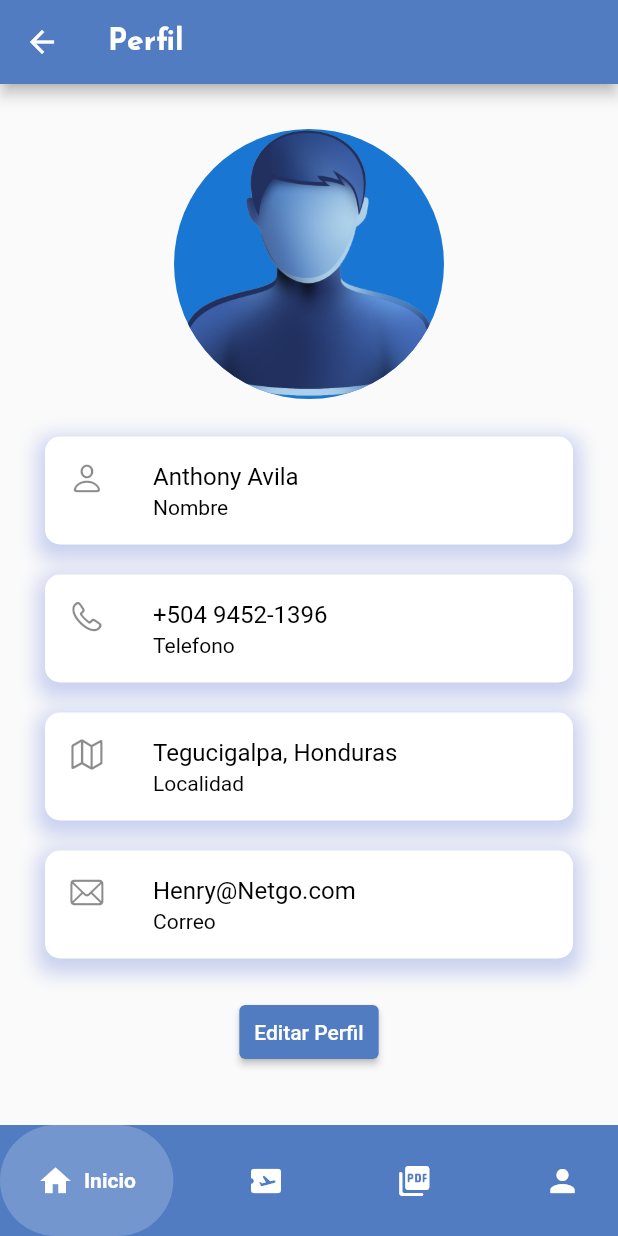
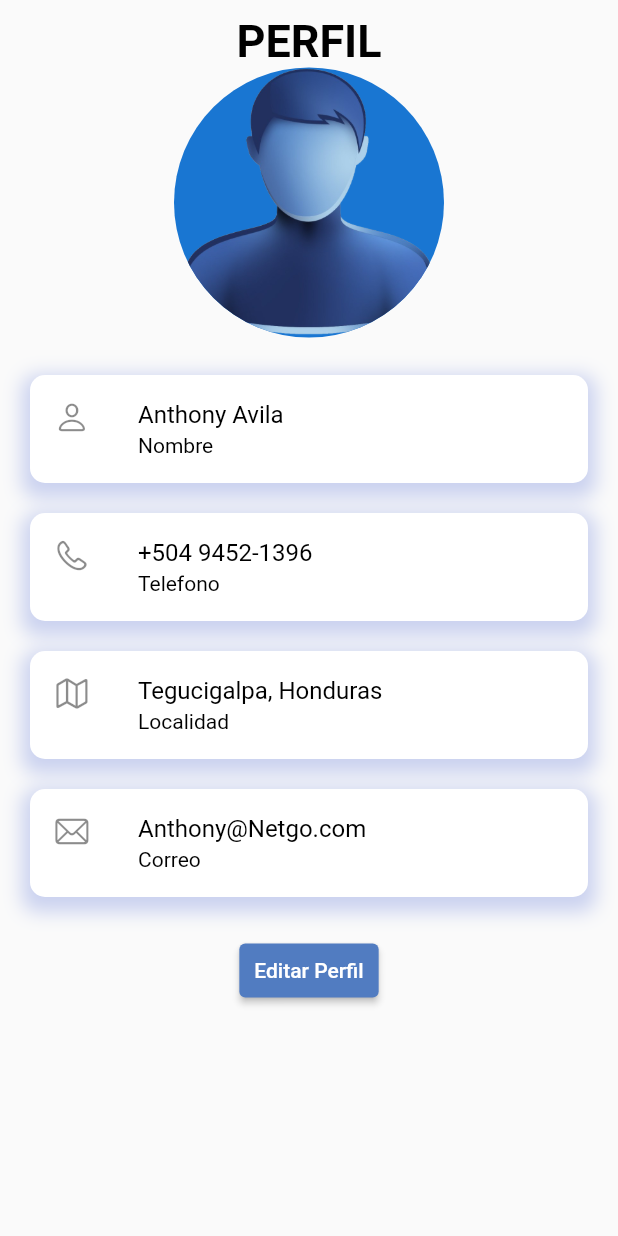
Before and after one commit to Avilanthony/NetgoRRHH, a Flutter app: the PerfilUsuario screen opened directly, on a phone screen of 412 x 824 dp. Run offline on Flutter 3.47's test engine with Material 2 defaults, Android fonts, the phone set to English and light mode, and no system bars; drawn by our look-alikes of google_nav_bar; our stand-ins replace google_fonts; missing offline and left inert: ticket_widget.

Commit message:
Resolucion de algunas cosas del navbar

```diff
--- a/lib/widgets/perfil_usuario.dart
+++ b/lib/widgets/perfil_usuario.dart
@@ -14,22 +14,17 @@ class PerfilUsuario extends StatelessWidget {
     //var isDark = MediaQuery.of(context).platformBrightness == Brightness.dark;
 
     return Scaffold(
-      appBar: AppBar(
-        backgroundColor: const Color.fromARGB(255, 81, 124, 193),
-        title: Text.rich(
-          TextSpan(
-              text: 'Perfil',
-              style: GoogleFonts.josefinSans(
-                  fontSize: 20,
-                  fontWeight: FontWeight.bold,
-                  color: Colors.white)),
-          textAlign: TextAlign.center,
-        ),
-      ),
       body: Padding(
-        padding: const EdgeInsets.all(30),
+        padding: const EdgeInsets.symmetric(vertical: 10, horizontal: 20),
         child: Column(
           children: [
+            Text(
+              "Perfil".toUpperCase(),
+              style: GoogleFonts.croissantOne(
+                  fontSize: 30,
+                  fontWeight: FontWeight.bold,
+                  color: const Color.fromARGB(255, 0, 0, 0)),
+            ),
             const CircleAvatar(
               radius: 90,
               backgroundImage: AssetImage('assets/images/user.png'),
@@ -42,7 +37,7 @@ class PerfilUsuario extends StatelessWidget {
             itemPerfil(
                 'Tegucigalpa, Honduras', 'Localidad', CupertinoIcons.map),
             const SizedBox(height: 20),
-            itemPerfil('Henry@Netgo.com', 'Correo', CupertinoIcons.mail),
+            itemPerfil('Anthony@Netgo.com', 'Correo', CupertinoIcons.mail),
             const SizedBox(height: 25),
             ElevatedButton(
                 onPressed: () {},
@@ -54,7 +49,7 @@ class PerfilUsuario extends StatelessWidget {
           ],
         ),
       ),
-      bottomNavigationBar: GNav(
+      /*bottomNavigationBar: GNav(
         backgroundColor: const Color.fromARGB(255, 81, 124, 193),
         color: Colors.white,
         activeColor: const Color.fromARGB(255, 255, 255, 255),
@@ -99,7 +94,7 @@ class PerfilUsuario extends StatelessWidget {
                 );
               }),
         ],
-      ),
+      ),*/
     );
   }
 }
```
Also changed, not shown: lib/widgets/dashboard.dart (+59 -30 lines), lib/widgets/documentos.dart (+7 -18 lines), lib/widgets/perfil_carta.dart (deleted, +0 -45 lines), lib/widgets/tickets.dart (+4 -4 lines).
